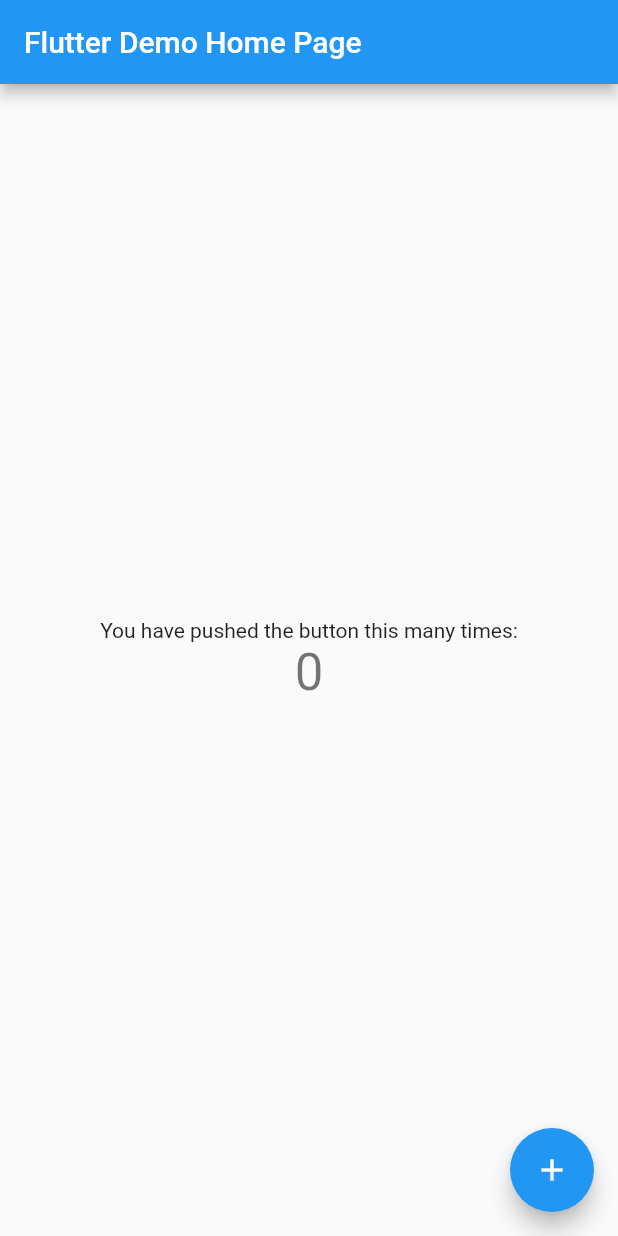
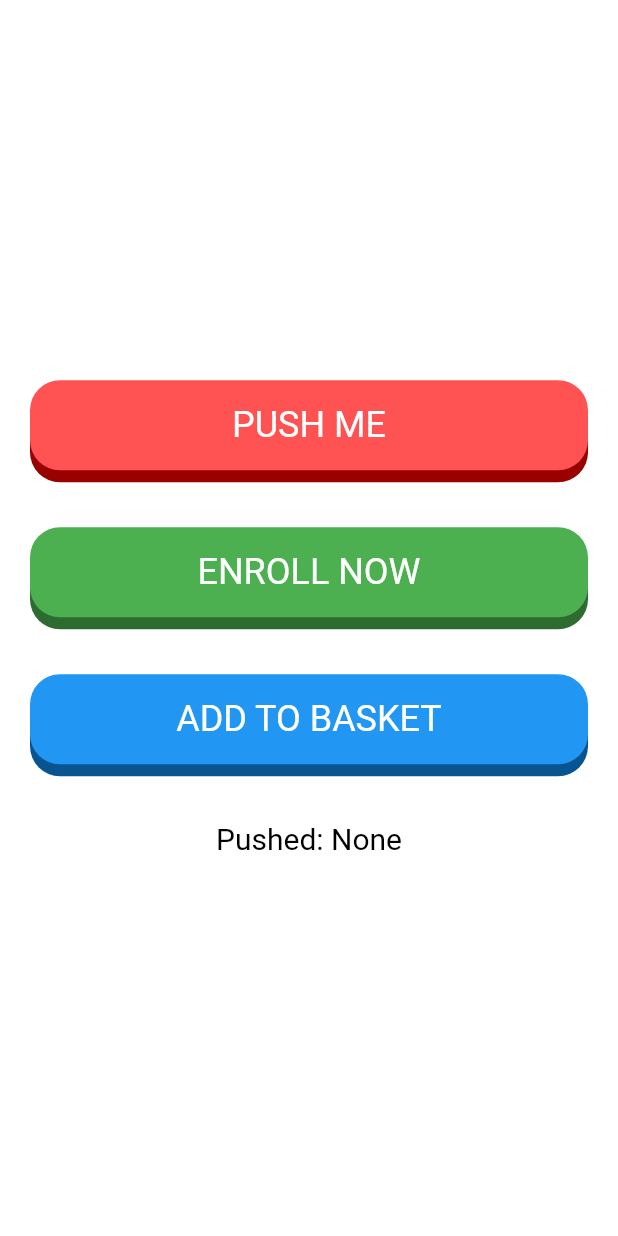
Before and after one commit to ycchuang305/animated_button, a Flutter app: the screen it shows after launch, on a phone screen of 412 x 824 dp. Run offline on Flutter 3.47's test engine with Material 2 defaults, Android fonts, the phone set to English and light mode, and no system bars.

Commit message:
build a list of pushable buttons, and a text shows the number of current pused button

```diff
--- a/lib/main.dart
+++ b/lib/main.dart
@@ -1,3 +1,4 @@
+import 'package:animated_button/pushable_button.dart';
 import 'package:flutter/material.dart';
 
 void main() {
@@ -10,16 +11,8 @@
   Widget build(BuildContext context) {
     return MaterialApp(
       title: 'Flutter Demo',
+      debugShowCheckedModeBanner: false,
       theme: ThemeData(
-        // This is the theme of your application.
-        //
-        // Try running your application with "flutter run". You'll see the
-        // application has a blue toolbar. Then, without quitting the app, try
-        // changing the primarySwatch below to Colors.green and then invoke
-        // "hot reload" (press "r" in the console where you ran "flutter run",
-        // or simply save your changes to "hot reload" in a Flutter IDE).
-        // Notice that the counter didn't reset back to zero; the application
-        // is not restarted.
         primarySwatch: Colors.blue,
       ),
       home: MyHomePage(title: 'Flutter Demo Home Page'),
@@ -29,16 +22,6 @@
 
 class MyHomePage extends StatefulWidget {
   MyHomePage({Key? key, required this.title}) : super(key: key);
-
-  // This widget is the home page of your application. It is stateful, meaning
-  // that it has a State object (defined below) that contains fields that affect
-  // how it looks.
-
-  // This class is the configuration for the state. It holds the values (in this
-  // case the title) provided by the parent (in this case the App widget) and
-  // used by the build method of the State. Fields in a Widget subclass are
-  // always marked "final".
-
   final String title;
 
   @override
@@ -46,67 +29,54 @@
 }
 
 class _MyHomePageState extends State<MyHomePage> {
-  int _counter = 0;
+  final _buttonTexts = [
+    'PUSH ME',
+    'ENROLL NOW',
+    'ADD TO BASKET',
+  ];
 
-  void _incrementCounter() {
-    setState(() {
-      // This call to setState tells the Flutter framework that something has
-      // changed in this State, which causes it to rerun the build method below
-      // so that the display can reflect the updated values. If we changed
-      // _counter without calling setState(), then the build method would not be
-      // called again, and so nothing would appear to happen.
-      _counter++;
-    });
-  }
+  final _colors = [
+    Colors.redAccent,
+    Colors.green,
+    Colors.blue,
+  ];
+
+  int _currentIndex = 0;
 
   @override
   Widget build(BuildContext context) {
-    // This method is rerun every time setState is called, for instance as done
-    // by the _incrementCounter method above.
-    //
-    // The Flutter framework has been optimized to make rerunning build methods
-    // fast, so that you can just rebuild anything that needs updating rather
-    // than having to individually change instances of widgets.
+    final text = _currentIndex == 0 ? 'None' : '$_currentIndex';
     return Scaffold(
-      appBar: AppBar(
-        // Here we take the value from the MyHomePage object that was created by
-        // the App.build method, and use it to set our appbar title.
-        title: Text(widget.title),
-      ),
+      backgroundColor: Colors.white,
       body: Center(
-        // Center is a layout widget. It takes a single child and positions it
-        // in the middle of the parent.
         child: Column(
-          // Column is also a layout widget. It takes a list of children and
-          // arranges them vertically. By default, it sizes itself to fit its
-          // children horizontally, and tries to be as tall as its parent.
-          //
-          // Invoke "debug painting" (press "p" in the console, choose the
-          // "Toggle Debug Paint" action from the Flutter Inspector in Android
-          // Studio, or the "Toggle Debug Paint" command in Visual Studio Code)
-          // to see the wireframe for each widget.
-          //
-          // Column has various properties to control how it sizes itself and
-          // how it positions its children. Here we use mainAxisAlignment to
-          // center the children vertically; the main axis here is the vertical
-          // axis because Columns are vertical (the cross axis would be
-          // horizontal).
-          mainAxisAlignment: MainAxisAlignment.center,
-          children: <Widget>[
+          mainAxisSize: MainAxisSize.min,
+          children: [
+            ListView.separated(
+              shrinkWrap: true,
+              itemBuilder: (_, index) {
+                return PushableButton(
+                  color: _colors[index],
+                  text: _buttonTexts[index],
+                  onPressed: () {
+                    setState(() {
+                      _currentIndex = index + 1;
+                    });
+                  },
+                );
+              },
+              separatorBuilder: (_, __) => SizedBox(
+                height: 30,
+              ),
+              itemCount: _buttonTexts.length,
+            ),
+            SizedBox(height: 30),
             Text(
-              'You have pushed the button this many times:',
-            ),
-            Text(
-              '$_counter',
-              style: Theme.of(context).textTheme.headline4,
+              'Pushed: $text',
+              style: TextStyle(color: Colors.black, fontSize: 20),
             ),
           ],
         ),
-      ),
-      floatingActionButton: FloatingActionButton(
-        onPressed: _incrementCounter,
-        tooltip: 'Increment',
-        child: Icon(Icons.add),
       ), // This trailing comma makes auto-formatting nicer for build methods.
     );
   }
```
